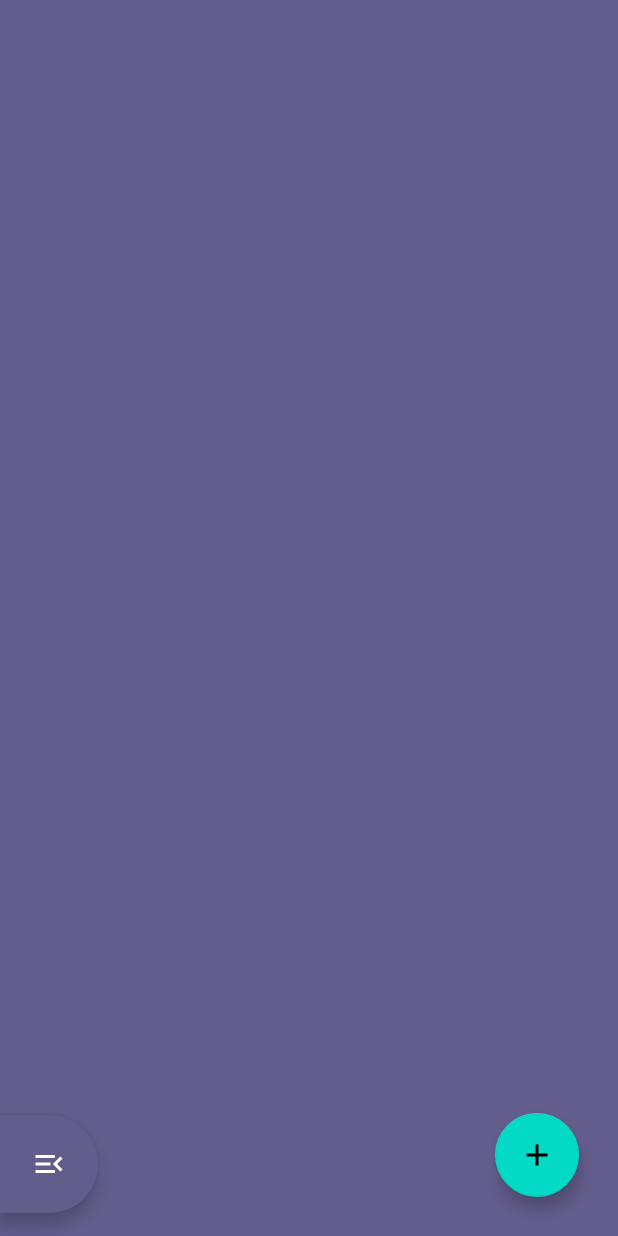
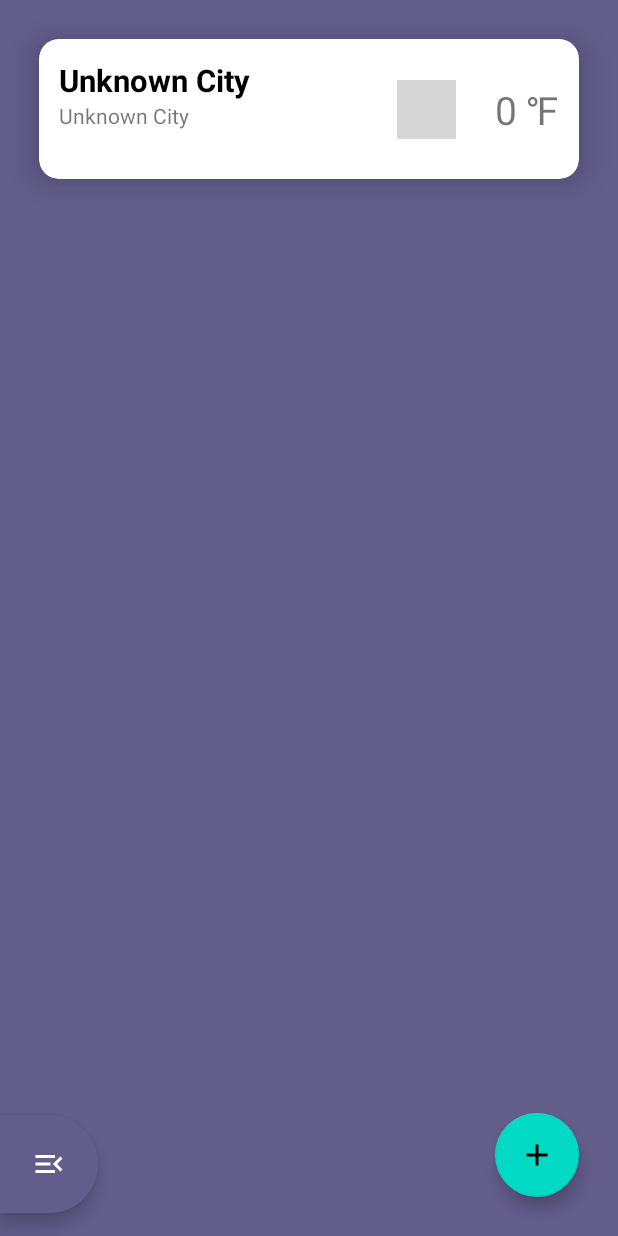
Before and after one commit to Hanaa-Hany/Weather-App, an Android app: the fragment MapsFragment placed in its activity, after a tap on "SAVE LOCATION", on a phone screen of 412 x 824 dp. Run offline under Robolectric (Android 15) with nearby library versions, the phone set to English and light mode, and no system bars; our stand-ins replace Room's generated code, sdp/ssp sizes; pictures from the network do not load; 2 statements that could not run were skipped; grey boxes are pictures that could not be loaded.

Commit message:
Get Fav Place From DB& Display it in Fav

```diff
--- a/app/src/main/java/com/hanaahany/weatherapp/Utils/Constants.kt
+++ b/app/src/main/java/com/hanaahany/weatherapp/Utils/Constants.kt
@@ -15,53 +15,52 @@ import java.text.SimpleDateFormat
 import java.util.*
 
 object Constants {
-    const val locationTag="LocationByGps"
-    const val SETTING="Setting"
-    const val LANGUAGE="languageFile"
-    const val UNIT="unitFile"
-    const val WIND_SPEED="unitFile"
-    const val LOCATION="locationFile"
-    const val GPS="gpsFile"
-    const val MAP="mapFile"
-    const val LAT="latitude"
-    const val LAN="longitude"
+    const val locationTag = "LocationByGps"
+    const val SETTING = "Setting"
+    const val LANGUAGE = "languageFile"
+    const val UNIT = "unitFile"
+    const val WIND_SPEED = "unitFile"
+    const val LOCATION = "locationFile"
+    const val GPS = "gpsFile"
+    const val MAP = "mapFile"
+    const val LAT = "latitude"
+    const val LAN = "longitude"
+    const val FAV_TAG = "FavFragment"
 
 
-
-
-
-
-
-
-    fun getTimeHour(value:Long,lang:String): String {
+    fun getTimeHour(value: Long, lang: String): String {
         val timestamp: Long = value
         val date = Date(timestamp * 1000) // Convert seconds to milliseconds
-        val dateFormat = SimpleDateFormat("h a",Locale(lang))
+        val dateFormat = SimpleDateFormat("h a", Locale(lang))
         val formattedDate = dateFormat.format(date)
         return formattedDate
     }
-    fun getTime(value:Long,lang:String): String {
+
+    fun getTime(value: Long, lang: String): String {
         val timestamp: Long = value
         val date = Date(timestamp * 1000) // Convert seconds to milliseconds
-        val dateFormat = SimpleDateFormat("hh:mm a",Locale(lang))
+        val dateFormat = SimpleDateFormat("hh:mm a", Locale(lang))
         val formattedDate = dateFormat.format(date)
         return formattedDate
     }
-    fun getDate(value:Long,lang:String): String {
+
+    fun getDate(value: Long, lang: String): String {
         val timestamp: Long = value
         val date = Date(timestamp * 1000) // Convert seconds to milliseconds
-        val dateFormat = SimpleDateFormat("yyyy-MM-dd",Locale(lang))
+        val dateFormat = SimpleDateFormat("yyyy-MM-dd", Locale(lang))
         val formattedDate = dateFormat.format(date)
         return formattedDate
     }
-    fun getDateDay(value:Long,lang:String): String {
+
+    fun getDateDay(value: Long, lang: String): String {
         val timestamp: Long = value
         val date = Date(timestamp * 1000) // Convert seconds to milliseconds
         val dateFormat = SimpleDateFormat("EEEE", Locale(lang))
         val formattedDate = dateFormat.format(date)
         return formattedDate
     }
-    fun changeLanguage(language: String,context: Context) {
+
+    fun changeLanguage(language: String, context: Context) {
 
         val newLocale = Locale(language)
         Locale.setDefault(newLocale)
@@ -69,7 +68,8 @@ object Constants {
         configuration.setLocale(newLocale)
         context.resources.updateConfiguration(configuration, context.resources.displayMetrics)
     }
-    fun writeDegree(context:Context,value:String):String{
+
+    fun writeDegree(context: Context, value: String): String {
         if (SettingSharedPrefrences.getInstance(context)
                 .readStringSettings(UNIT) == "standard"
         ) return "${value} \u212A"
@@ -78,38 +78,42 @@ object Constants {
         ) return "${value} \u2103"
         else return "${value} \u2109"
     }
-    fun windSpeed(context:Context,value:String):String{
-       if (SettingSharedPrefrences.getInstance(context)
+
+    fun windSpeed(context: Context, value: String): String {
+        if (SettingSharedPrefrences.getInstance(context)
                 .readStringSettings(WIND_SPEED) == "metric"
         ) return "${value} m/s "
         else return "${value} miles "
     }
 
     @SuppressLint("SetTextI18n")
-    fun setLocationNameByGeoCoder(weatherResponse: WeatherResponse, context: Context): String {
-        var latit=0.0
-        var langi=0.0
-        LocationByGPS(context).location.observe(context as LifecycleOwner){
-            latit=it.first
-            langi=it.second
+    fun setLocationNameByGeoCoder(context: Context, latitude: Double, longitude: Double): String {
+
+        val geocoder = Geocoder(context, Locale.getDefault())
+        val addresses = geocoder.getFromLocation(latitude, longitude, 1)
+        if (addresses != null && addresses[0].locality != null) {
+            Log.i(locationTag,addresses[0].locality+"Fun")
+            return addresses[0].locality
+
+        } else {
+            return "Unknown City"
         }
-        try {
-            val x =
-                Geocoder(context).getFromLocation(
-                        latit,langi,1
+    }
+    @SuppressLint("SetTextI18n")
+    fun setCityNameByGeoCoder(context: Context, latitude: Double, longitude: Double): String {
 
-                )
-            Log.i(locationTag,"ff"+weatherResponse.lat.toString())
-            return if (x != null && x[0].subAdminArea != null) {
-                Log.i(locationTag, x[0].subAdminArea.toString())
-                x[0].subAdminArea
+        val geocoder = Geocoder(context, Locale.getDefault())
+        val addresses = geocoder.getFromLocation(latitude, longitude, 1)
+        if (addresses != null && addresses[0].adminArea != null) {
+            Log.i(locationTag,addresses[0].adminArea+"Fun")
+            return addresses[0].adminArea
+
+        } else {
+            return "Unknown City"
+        }
+    }
 
 
-            } else {
-                weatherResponse.timezone
-            }
-        } catch (e: Exception) {
-            return weatherResponse.timezone
-        }
-    }
+
+
 }
--- a/app/src/main/java/com/hanaahany/weatherapp/favourite/view/FavouriteAdapter.kt
+++ b/app/src/main/java/com/hanaahany/weatherapp/favourite/view/FavouriteAdapter.kt
@@ -10,9 +10,10 @@ import com.bumptech.glide.Glide
 import com.hanaahany.weatherapp.Utils.Constants
 import com.hanaahany.weatherapp.databinding.FavLayoutBinding
 import com.hanaahany.weatherapp.databinding.FragmentMapsBinding
+import com.hanaahany.weatherapp.model.Place
 import com.hanaahany.weatherapp.model.WeatherResponse
 
-class FavouriteAdapter(var context: Context,var list:List<WeatherResponse>):Adapter<FavouriteAdapter.FavViewHolder>() {
+class FavouriteAdapter(var context: Context,var list:List<Place>):Adapter<FavouriteAdapter.FavViewHolder>() {
     private lateinit var binding: FavLayoutBinding
 
 
@@ -25,13 +26,14 @@ class FavouriteAdapter(var context: Context,var list:List<WeatherResponse>):Adap
 
     override fun onBindViewHolder(holder: FavViewHolder, position: Int) {
         val listItem=list.get(position)
-        holder.binding.tempFavLayout.text=listItem.current.temp.toString()
-        holder.binding.addressFavLayout.text=listItem.current.temp.toString()
-        Glide.with(context).load("https://openweathermap.org/img/wn/${listItem.current.weather[0].icon}@2x.png")
+        holder.binding.tempFavLayout.text=Constants.writeDegree(context,listItem.temp.toInt().toString())
+        holder.binding.cityFavLayout.text=listItem.city
+        holder.binding.addressFavLayout.text=listItem.cityName
+        Glide.with(context).load("https://openweathermap.org/img/wn/${listItem.icon}@2x.png")
             .into(
                 holder.binding.imageDayIconFavLayout
             )
-        holder.binding.dateFavLayout.text = Constants.getDateDay(listItem.current.dt, "en")
+        holder.binding.dateFavLayout.text = listItem.date
     }
 
     override fun getItemCount(): Int {
--- a/app/src/main/java/com/hanaahany/weatherapp/favourite/view/FavouriteFragment.kt
+++ b/app/src/main/java/com/hanaahany/weatherapp/favourite/view/FavouriteFragment.kt
@@ -2,20 +2,34 @@ package com.hanaahany.weatherapp.favourite.view
 
 import android.opengl.Visibility
 import android.os.Bundle
+import android.util.Log
 import androidx.fragment.app.Fragment
 import android.view.LayoutInflater
 import android.view.View
 import android.view.ViewGroup
 import androidx.fragment.app.FragmentManager
+import androidx.lifecycle.ViewModelProvider
+import androidx.lifecycle.lifecycleScope
 import com.hanaahany.weatherapp.R
+import com.hanaahany.weatherapp.Utils.Constants
 import com.hanaahany.weatherapp.databinding.FavLayoutBinding
 import com.hanaahany.weatherapp.databinding.FragmentFavouriteBinding
+import com.hanaahany.weatherapp.dp.LocalSource
+import com.hanaahany.weatherapp.home.viewmodel.HomeViewModel
+import com.hanaahany.weatherapp.home.viewmodel.HomeViewModelFactory
 import com.hanaahany.weatherapp.maps.MapsFragment
+import com.hanaahany.weatherapp.model.Repository
+import com.hanaahany.weatherapp.network.WeatherClient
+import com.hanaahany.weatherapp.network.sharedpref.SettingSharedPrefrences
+import kotlinx.coroutines.flow.collect
+import kotlinx.coroutines.launch
 
 
 class FavouriteFragment : Fragment() {
 
     private lateinit var binding: FragmentFavouriteBinding
+    private lateinit var viewModel:HomeViewModel
+    private lateinit var adapter: FavouriteAdapter
     override fun onCreateView(
         inflater: LayoutInflater, container: ViewGroup?,
         savedInstanceState: Bundle?
@@ -27,14 +41,34 @@ class FavouriteFragment : Fragment() {
 
     override fun onViewCreated(view: View, savedInstanceState: Bundle?) {
         super.onViewCreated(view, savedInstanceState)
+        initViews()
+        val factory = HomeViewModelFactory(
+            Repository.getInstance(
+                WeatherClient,
+                SettingSharedPrefrences.getInstance(requireContext()), LocalSource(requireContext())
+            ))
+
+
+        viewModel = ViewModelProvider(this, factory).get(HomeViewModel::class.java)
+        viewModel.getFavLocation()
+        lifecycleScope.launch {
+            viewModel.favLocation.collect{
+                Log.i(Constants.FAV_TAG,it.size.toString())
+                adapter= FavouriteAdapter(requireContext(),it)
+                binding.recyclerFav.adapter=adapter
+            }
+        }
         binding.fabFav.setOnClickListener{
             requireFragmentManager().beginTransaction().replace(R.id.homeFragment,MapsFragment()).commit()
-//            if(MapsFragment().view.id==R.id.btn_save){
-//                MapsFragment().id=isVisible(1)
-//            }
-        }
+
+
+            }
+
+    }
+
+    private fun initViews() {
+
     }
 
 
-
 }
--- a/app/src/main/java/com/hanaahany/weatherapp/home/viewmodel/HomeViewModel.kt
+++ b/app/src/main/java/com/hanaahany/weatherapp/home/viewmodel/HomeViewModel.kt
@@ -1,26 +1,22 @@
 package com.hanaahany.weatherapp.home.viewmodel
 
-import android.content.Context
 import android.util.Log
-import androidx.lifecycle.LifecycleOwner
 import androidx.lifecycle.ViewModel
-import androidx.lifecycle.lifecycleScope
 import androidx.lifecycle.viewModelScope
 import com.hanaahany.weatherapp.Utils.ApiState
 import com.hanaahany.weatherapp.Utils.Constants
-import com.hanaahany.weatherapp.Utils.LocationByGPS
 import com.hanaahany.weatherapp.model.Place
 import com.hanaahany.weatherapp.model.RepositoryInterface
-import com.hanaahany.weatherapp.model.WeatherResponse
-import kotlinx.coroutines.flow.MutableStateFlow
-import kotlinx.coroutines.flow.StateFlow
-import kotlinx.coroutines.flow.catch
+import kotlinx.coroutines.flow.*
 import kotlinx.coroutines.launch
 
 class HomeViewModel(private val _irepo: RepositoryInterface) : ViewModel() {
 
     private val _respone: MutableStateFlow<ApiState> =MutableStateFlow(ApiState.Loading)
     var respone: StateFlow<ApiState> = _respone
+
+    private val _favLocation: MutableStateFlow<List<Place>> =MutableStateFlow(emptyList())
+    var favLocation: StateFlow<List<Place>> = _favLocation
 
 
     fun getWeather(lat: Double, lon: Double,units:String="metric",lang:String="en") {
@@ -52,9 +48,18 @@ class HomeViewModel(private val _irepo: RepositoryInterface) : ViewModel() {
 
     fun insertFavLocation(place: Place){
         viewModelScope.launch {
-            _irepo.insertLocationToDB(place)
+            _irepo.insertFavLocation(place)
+        }
+    }
+    fun getFavLocation(){
+        viewModelScope.launch {
+             _irepo.getLocationFromDB().collect {
+                 Log.i(Constants.FAV_TAG,it.size.toString())
+                 _favLocation.value=it
+             }
         }
     }
 
 
+
 }
--- a/app/src/main/java/com/hanaahany/weatherapp/maps/MapsFragment.kt
+++ b/app/src/main/java/com/hanaahany/weatherapp/maps/MapsFragment.kt
@@ -1,23 +1,14 @@
 package com.hanaahany.weatherapp.maps
 
-import android.annotation.SuppressLint
-import android.content.Context
-import android.content.Intent
-import android.content.pm.PackageManager
-import android.location.LocationManager
-import androidx.fragment.app.Fragment
-
 import android.os.Bundle
-import android.provider.Settings
 import android.util.Log
 import android.view.LayoutInflater
 import android.view.View
 import android.view.ViewGroup
-import androidx.core.app.ActivityCompat
-import androidx.lifecycle.LifecycleOwner
+import android.widget.Toast
+import androidx.fragment.app.Fragment
 import androidx.lifecycle.ViewModelProvider
 import androidx.lifecycle.lifecycleScope
-
 import com.google.android.gms.maps.CameraUpdateFactory
 import com.google.android.gms.maps.GoogleMap
 import com.google.android.gms.maps.OnMapReadyCallback
@@ -25,46 +16,48 @@ import com.google.android.gms.maps.SupportMapFragment
 import com.google.android.gms.maps.model.LatLng
 import com.google.android.gms.maps.model.MarkerOptions
 import com.hanaahany.weatherapp.R
+import com.hanaahany.weatherapp.Utils.ApiState
 import com.hanaahany.weatherapp.Utils.Constants
 import com.hanaahany.weatherapp.Utils.LocationByGPS
 import com.hanaahany.weatherapp.databinding.FragmentMapsBinding
 import com.hanaahany.weatherapp.dp.LocalSource
 import com.hanaahany.weatherapp.favourite.view.FavouriteFragment
-import com.hanaahany.weatherapp.home.view.HomeFragment
 import com.hanaahany.weatherapp.home.viewmodel.HomeViewModel
 import com.hanaahany.weatherapp.home.viewmodel.HomeViewModelFactory
 import com.hanaahany.weatherapp.model.Place
 import com.hanaahany.weatherapp.model.Repository
-import com.hanaahany.weatherapp.model.WeatherResponse
 import com.hanaahany.weatherapp.network.WeatherClient
 import com.hanaahany.weatherapp.network.sharedpref.SettingSharedPrefrences
 import kotlinx.coroutines.launch
 
 class MapsFragment : Fragment() {
 
-    private lateinit var mMap:GoogleMap
+    private lateinit var mMap: GoogleMap
     private lateinit var binding: FragmentMapsBinding
-    private var latitude=0.0
-    private var longitude=0.0
-    private lateinit var viewModel:HomeViewModel
-    private  var  callback:OnMapReadyCallback = OnMapReadyCallback { googleMap ->
+    private var latitude = 0.0
+    private var longitude = 0.0
+    private lateinit var viewModel: HomeViewModel
+    private var temp: Double = 0.0
+    private var date: String = ""
+    private var icon: String = ""
+    private var callback: OnMapReadyCallback = OnMapReadyCallback { googleMap ->
         mMap = googleMap
 
-            val sydney = LatLng(LocationByGPS.lat,LocationByGPS.lang)
-            mMap.addMarker(MarkerOptions().position(sydney).title(""))
-            mMap.moveCamera(CameraUpdateFactory.newLatLng(sydney))
-            mMap.animateCamera(CameraUpdateFactory.newLatLngZoom(sydney,12f))
+        val sydney = LatLng(LocationByGPS.lat, LocationByGPS.lang)
+        mMap.addMarker(MarkerOptions().position(sydney).title(""))
+        mMap.moveCamera(CameraUpdateFactory.newLatLng(sydney))
+        mMap.animateCamera(CameraUpdateFactory.newLatLngZoom(sydney, 12f))
 
 
         mMap.setOnMapClickListener {
             mMap.clear()
             mMap.addMarker(MarkerOptions().position(it).title(""))
             mMap.moveCamera(CameraUpdateFactory.newLatLng(it))
-            mMap.animateCamera(CameraUpdateFactory.newLatLngZoom(it,12f))
-            latitude=it.latitude
-            longitude=it.longitude
+            mMap.animateCamera(CameraUpdateFactory.newLatLngZoom(it, 12f))
+            latitude = it.latitude
+            longitude = it.longitude
 
-            Log.i(Constants.locationTag,"hh"+latitude.toString())
+            Log.i(Constants.locationTag, "hh" + latitude.toString())
 
         }
     }
@@ -74,7 +67,7 @@ class MapsFragment : Fragment() {
         container: ViewGroup?,
         savedInstanceState: Bundle?
     ): View? {
-        binding=FragmentMapsBinding.inflate(inflater,container,false)
+        binding = FragmentMapsBinding.inflate(inflater, container, false)
         return binding.root
     }
 
@@ -85,25 +78,53 @@ class MapsFragment : Fragment() {
         val factory = HomeViewModelFactory(
             Repository.getInstance(
                 WeatherClient,
-            SettingSharedPrefrences.getInstance(requireContext()), LocalSource(requireContext())
-        ))
+                SettingSharedPrefrences.getInstance(requireContext()), LocalSource(requireContext())
+            )
+        )
 
         viewModel = ViewModelProvider(this, factory).get(HomeViewModel::class.java)
+        viewModel.getWeather(latitude, longitude)
+        lifecycleScope.launch {
+            viewModel.respone.collect {
+                when (it) {
+                    is ApiState.Success -> {
+                        temp = it.date.current.temp
+                        date = Constants.getDate(it.date.current.dt, "en")
+                        icon=it.date.current.weather.get(0).icon
+                    }
+                    is ApiState.Fail -> Toast.makeText(
+                        requireContext(),
+                        "Server Error",
+                        Toast.LENGTH_SHORT
+                    ).show()
+                    is ApiState.Loading -> Log.i(Constants.locationTag, "Loading")
 
+                }
+            }
+        }
         binding.btnSave.setOnClickListener {
-            viewModel.writeFloatToSetting(Constants.LAT,latitude.toFloat())
-            viewModel.writeFloatToSetting(Constants.LAN,longitude.toFloat())
-            requireFragmentManager().beginTransaction().replace(R.id.homeFragment,FavouriteFragment()).commit()
-            viewModel.getWeather(latitude,longitude)
-            viewModel.insertFavLocation(Place(cityName = "", latitude = latitude, longitude = longitude))
+            viewModel.writeFloatToSetting(Constants.LAT, latitude.toFloat())
+            viewModel.writeFloatToSetting(Constants.LAN, longitude.toFloat())
+            requireFragmentManager().beginTransaction()
+                .replace(R.id.homeFragment, FavouriteFragment()).commit()
+            viewModel.getWeather(latitude, longitude)
+            val cityName =
+                Constants.setLocationNameByGeoCoder(requireContext(), latitude, longitude)
+            val city = Constants.setCityNameByGeoCoder(requireContext(), latitude, longitude)
+
+            viewModel.insertFavLocation(
+                Place(
+
+                    city = city,
+                    cityName = cityName,
+                    latitude = latitude,
+                    longitude = longitude,
+                    temp = temp,
+                    date = date,
+                    icon = icon
+                )
+            )
 
         }
-
-        }
-
-
-
-
-
-
+    }
 }
--- a/app/src/main/java/com/hanaahany/weatherapp/model/Place.kt
+++ b/app/src/main/java/com/hanaahany/weatherapp/model/Place.kt
@@ -6,9 +6,13 @@ import java.io.Serializable
 
 @Entity(tableName = "Place_Table")
 data class Place(
-@PrimaryKey(autoGenerate = true)
+    @PrimaryKey(autoGenerate = true)
     var id: Int = 0,
     var cityName: String,
     var latitude: Double,
-    var longitude: Double
+    var longitude: Double,
+    var city: String,
+    var temp: Double,
+    var date: String,
+    var icon:String
 ) : Serializable
--- a/app/src/main/java/com/hanaahany/weatherapp/model/Repository.kt
+++ b/app/src/main/java/com/hanaahany/weatherapp/model/Repository.kt
@@ -54,7 +54,7 @@ class Repository private constructor(
         return localSource.getLocationFromDB()
     }
 
-    override suspend fun insertLocationToDB(place: Place) {
+    override suspend fun insertFavLocation(place: Place) {
         localSource.insertLocationToDB(place)
     }
 
--- a/app/src/main/java/com/hanaahany/weatherapp/model/RepositoryInterface.kt
+++ b/app/src/main/java/com/hanaahany/weatherapp/model/RepositoryInterface.kt
@@ -8,9 +8,10 @@ interface RepositoryInterface {
     fun readStringFromSetting(key:String):String
     fun writeFloatToSetting(key:String, value:Float)
     fun readFloatFromSetting(key:String):Float
+
     fun getLocationFromDB(): Flow<List<Place>>
 
-    suspend fun insertLocationToDB(place: Place)
+    suspend fun insertFavLocation(place: Place)
 
     suspend fun deleteLocationFromDB(place: Place)
 
--- a/app/src/main/res/layout/fav_layout.xml
+++ b/app/src/main/res/layout/fav_layout.xml
@@ -43,21 +43,24 @@
             />
 
         <TextView
+            android:id="@+id/temp_fav_layout"
             android:layout_width="wrap_content"
             android:layout_height="wrap_content"
-            app:layout_constraintTop_toTopOf="parent"
+            android:text="29"
+            android:textSize="@dimen/_20ssp"
+            app:layout_constraintBottom_toBottomOf="parent"
             app:layout_constraintEnd_toEndOf="parent"
-            android:id="@+id/temp_fav_layout"
-            android:text="29"
-            />
+            app:layout_constraintTop_toTopOf="parent" />
 
         <ImageView
-            android:layout_width="wrap_content"
-            android:layout_height="wrap_content"
+
+            android:id="@+id/image_day_icon_fav_layout"
+            android:layout_width="@dimen/_30sdp"
+            android:layout_height="@dimen/_30sdp"
+            android:layout_marginEnd="@dimen/_20sdp"
+            app:layout_constraintBottom_toBottomOf="parent"
             app:layout_constraintEnd_toStartOf="@id/temp_fav_layout"
-            app:layout_constraintTop_toTopOf="parent"
-            android:id="@+id/image_day_icon_fav_layout"
-            android:layout_marginEnd="@dimen/_20sdp"/>
+            app:layout_constraintTop_toTopOf="parent" />
 
     </androidx.constraintlayout.widget.ConstraintLayout>
 
--- a/app/src/main/res/layout/fragment_favourite.xml
+++ b/app/src/main/res/layout/fragment_favourite.xml
@@ -10,7 +10,8 @@
         android:layout_width="match_parent"
         android:layout_height="match_parent"
         android:id="@+id/recycler_fav"
-        tools:listitem="@layout/fav_layout"/>
+        tools:listitem="@layout/fav_layout"
+        app:layoutManager="androidx.recyclerview.widget.LinearLayoutManager"/>
 
     <com.google.android.material.floatingactionbutton.FloatingActionButton
         android:layout_width="wrap_content"
```
Also changed, not shown: app/src/main/java/com/hanaahany/weatherapp/Utils/LocationByGPS.kt (+5 -3 lines), app/src/main/java/com/hanaahany/weatherapp/home/view/HomeFragment.kt (+9 -3 lines).
